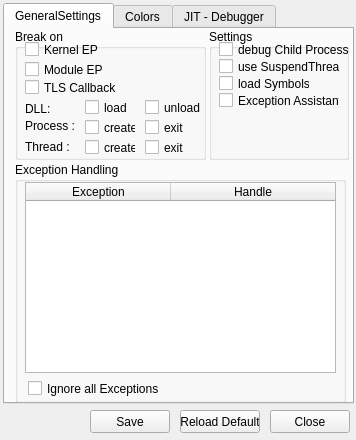
The window that qtNanomite/qtDLGOption.ui (zer0fl4g/Nanomite) describes before a commit, drawn with Qt 5.
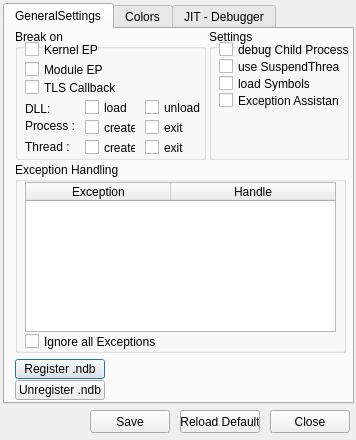
The same window after the commit. Icons and pictures are not drawn.

Commit message: added possibility to load project files via command line added possibility to register .ndb file extension fixed a display bug which could occur if the window was resized little improvements on settings memory protections before reading

What changed in the file:
```diff
--- a/qtNanomite/qtDLGOption.ui
+++ b/qtNanomite/qtDLGOption.ui
@@ -42,7 +42,7 @@
        <x>10</x>
        <y>133</y>
        <width>331</width>
-       <height>241</height>
+       <height>191</height>
       </rect>
      </property>
      <property name="sizePolicy">
@@ -60,7 +60,7 @@
         <x>10</x>
         <y>20</y>
         <width>311</width>
-        <height>191</height>
+        <height>150</height>
        </rect>
       </property>
       <property name="sizePolicy">
@@ -116,8 +116,8 @@
      <widget class="QCheckBox" name="cbIgEx">
       <property name="geometry">
        <rect>
-        <x>13</x>
-        <y>218</y>
+        <x>10</x>
+        <y>171</y>
         <width>131</width>
         <height>17</height>
        </rect>
@@ -451,6 +451,32 @@
       </property>
      </widget>
     </widget>
+    <widget class="QPushButton" name="bpRegisterNDB">
+     <property name="geometry">
+      <rect>
+       <x>10</x>
+       <y>330</y>
+       <width>90</width>
+       <height>20</height>
+      </rect>
+     </property>
+     <property name="text">
+      <string>Register .ndb</string>
+     </property>
+    </widget>
+    <widget class="QPushButton" name="bpUnregisterNDB">
+     <property name="geometry">
+      <rect>
+       <x>10</x>
+       <y>351</y>
+       <width>90</width>
+       <height>20</height>
+      </rect>
+     </property>
+     <property name="text">
+      <string>Unregister .ndb</string>
+     </property>
+    </widget>
    </widget>
    <widget class="QWidget" name="Colors">
     <attribute name="title">
```
The commit also changes 19 other files.
